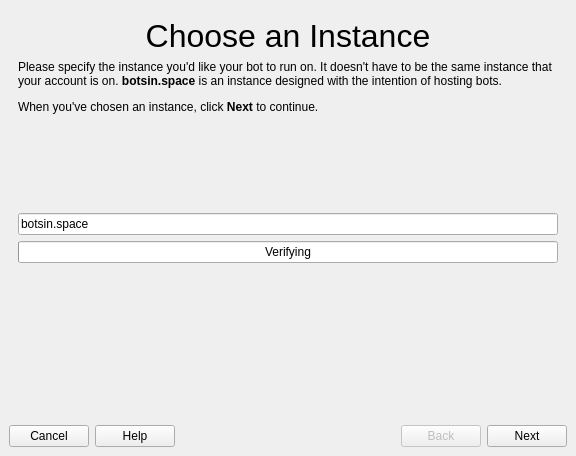
The window that gui/wzd_createbot.ui (Lynnesbian/OldFediBooks) describes before a commit, drawn with Qt 5.
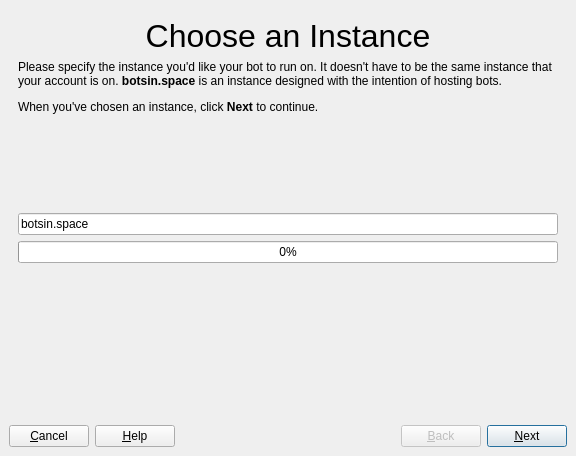
The same window after the commit. The open tabs and pages were chosen to show the change. Icons and pictures are not drawn.

Commit message: more work on the bot creation wizard, mainly instance validation

Patch:
```diff
--- a/gui/wzd_createbot.ui
+++ b/gui/wzd_createbot.ui
@@ -153,17 +153,11 @@
              <number>0</number>
             </property>
             <property name="maximum">
-             <number>1</number>
+             <number>3</number>
             </property>
             <property name="value">
              <number>0</number>
             </property>
-            <property name="invertedAppearance">
-             <bool>false</bool>
-            </property>
-            <property name="format">
-             <string>Verifying</string>
-            </property>
            </widget>
           </item>
           <item>
@@ -818,7 +812,7 @@
         <item>
          <widget class="QPushButton" name="btn_cancel">
           <property name="text">
-           <string>Cancel</string>
+           <string>&amp;Cancel</string>
           </property>
           <property name="icon">
            <iconset theme="cancel">
@@ -829,7 +823,7 @@
         <item>
          <widget class="QPushButton" name="btn_help">
           <property name="text">
-           <string>Help</string>
+           <string>&amp;Help</string>
           </property>
           <property name="icon">
            <iconset theme="help">
@@ -856,7 +850,7 @@
            <bool>false</bool>
           </property>
           <property name="text">
-           <string>Back</string>
+           <string>&amp;Back</string>
           </property>
           <property name="icon">
            <iconset theme="back">
@@ -867,12 +861,15 @@
         <item>
          <widget class="QPushButton" name="btn_next">
           <property name="text">
-           <string>Next</string>
+           <string>&amp;Next</string>
           </property>
           <property name="icon">
            <iconset theme="next">
             <normaloff>.</normaloff>.</iconset>
           </property>
+          <property name="default">
+           <bool>true</bool>
+          </property>
          </widget>
         </item>
        </layout>
```
Left out of the diff: 6 changed lines with no effect on the pictures. The commit also changes 2 other files.
